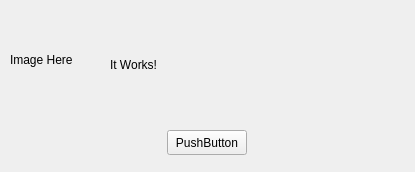
Above: Main/aboutauthor.ui from fhh200000/QuellGen before the change. Below: the same form after it.
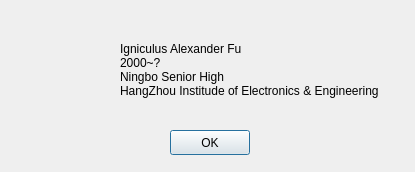
That is the form after the change. Icons and pictures are not drawn.

Commit message: Update: Finished About Author & bug fixes.

What changed in the file:
```diff
--- a/Main/aboutauthor.ui
+++ b/Main/aboutauthor.ui
@@ -1,7 +1,7 @@
 <?xml version="1.0" encoding="UTF-8"?>
 <ui version="4.0">
  <class>AboutAuthor</class>
- <widget class="QWidget" name="AboutAuthor">
+ <widget class="QDialog" name="AboutAuthor">
   <property name="geometry">
    <rect>
     <x>0</x>
@@ -16,40 +16,46 @@
   <widget class="QPushButton" name="pushButton">
    <property name="geometry">
     <rect>
-     <x>167</x>
+     <x>170</x>
      <y>130</y>
      <width>80</width>
      <height>25</height>
     </rect>
    </property>
    <property name="text">
-    <string>PushButton</string>
+    <string>OK</string>
    </property>
   </widget>
   <widget class="QLabel" name="label">
    <property name="geometry">
     <rect>
-     <x>10</x>
-     <y>20</y>
+     <x>20</x>
+     <y>40</y>
      <width>80</width>
      <height>80</height>
     </rect>
    </property>
    <property name="text">
-    <string>Image Here</string>
+    <string/>
+   </property>
+   <property name="pixmap">
+    <pixmap>author.png</pixmap>
+   </property>
+   <property name="scaledContents">
+    <bool>true</bool>
    </property>
   </widget>
   <widget class="QLabel" name="label_2">
    <property name="geometry">
     <rect>
-     <x>110</x>
-     <y>10</y>
-     <width>311</width>
-     <height>111</height>
+     <x>120</x>
+     <y>30</y>
+     <width>281</width>
+     <height>81</height>
     </rect>
    </property>
    <property name="text">
-    <string>&lt;html&gt;&lt;head/&gt;&lt;body&gt;&lt;p&gt;It Works!&lt;/p&gt;&lt;/body&gt;&lt;/html&gt;</string>
+    <string>&lt;html&gt;&lt;head/&gt;&lt;body&gt;&lt;p&gt;Igniculus Alexander Fu&lt;br&gt;2000~? &lt;br&gt;Ningbo Senior High&lt;br&gt;HangZhou Institude of Electronics &amp;amp; Engineering&lt;/p&gt;&lt;/body&gt;&lt;/html&gt;</string>
    </property>
   </widget>
  </widget>
```
Left out of the diff: 21 changed lines with no effect on the pictures. The commit also changes 6 other files.
